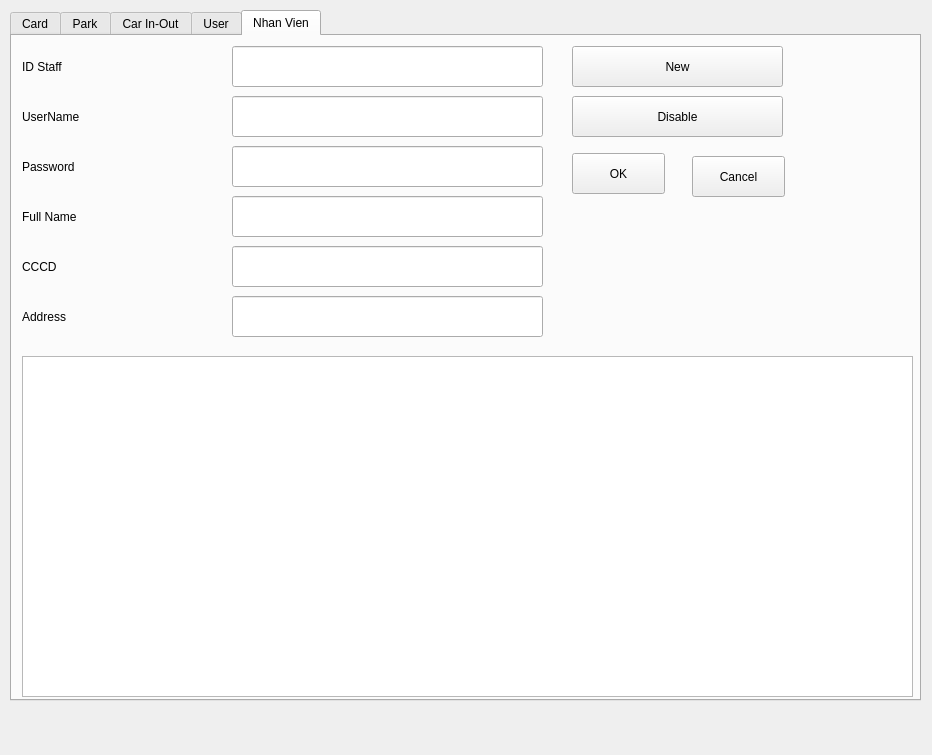
vince0119/Project-Deskstop, file Table.ui: the form before one commit.
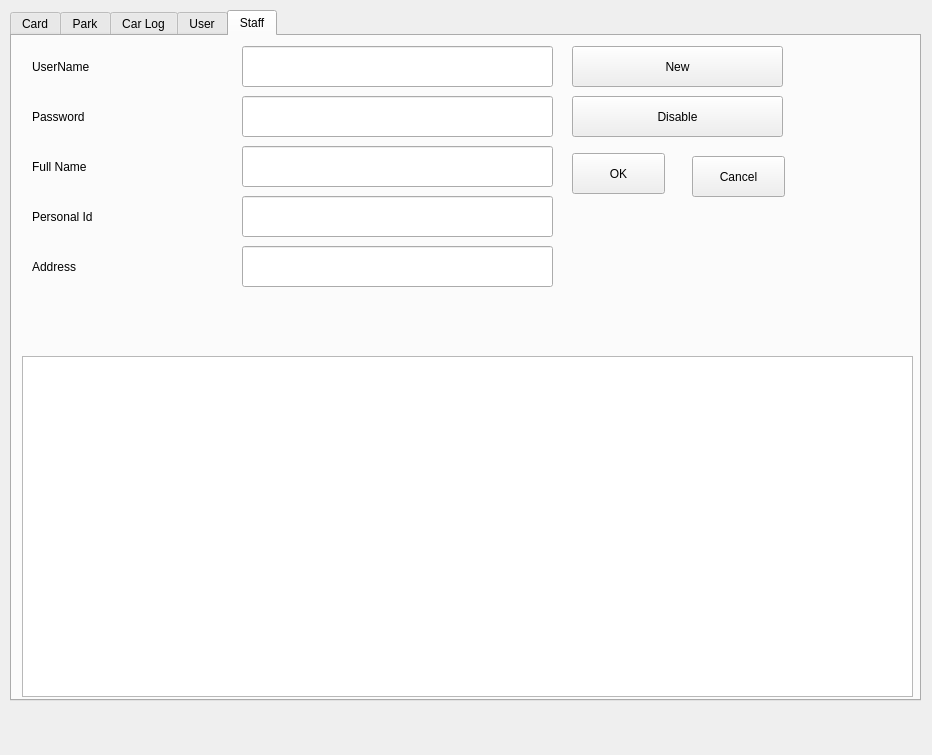
The form after the commit.

The edit to the form file:
```diff
--- a/Table.ui
+++ b/Table.ui
@@ -361,7 +361,7 @@
     </widget>
     <widget class="QWidget" name="tab">
      <attribute name="title">
-      <string>Car In-Out</string>
+      <string>Car Log</string>
      </attribute>
      <widget class="QLineEdit" name="txtLiscense">
       <property name="geometry">
@@ -751,13 +751,13 @@
     </widget>
     <widget class="QWidget" name="tab_5">
      <attribute name="title">
-      <string>Nhan Vien</string>
+      <string>Staff</string>
      </attribute>
      <widget class="QLineEdit" name="txtUserName">
       <property name="geometry">
        <rect>
-        <x>220</x>
-        <y>60</y>
+        <x>230</x>
+        <y>10</y>
         <width>311</width>
         <height>41</height>
        </rect>
@@ -775,21 +775,8 @@
      <widget class="QLabel" name="lblID_6">
       <property name="geometry">
        <rect>
-        <x>10</x>
-        <y>10</y>
-        <width>201</width>
-        <height>41</height>
-       </rect>
-      </property>
-      <property name="text">
-       <string>ID Staff</string>
-      </property>
-     </widget>
-     <widget class="QLabel" name="lblIDCar_6">
-      <property name="geometry">
-       <rect>
-        <x>10</x>
-        <y>110</y>
+        <x>20</x>
+        <y>60</y>
         <width>201</width>
         <height>41</height>
        </rect>
@@ -801,8 +788,8 @@
      <widget class="QLabel" name="lblActive_6">
       <property name="geometry">
        <rect>
-        <x>10</x>
-        <y>160</y>
+        <x>20</x>
+        <y>110</y>
         <width>201</width>
         <height>41</height>
        </rect>
@@ -837,8 +824,8 @@
      <widget class="QLineEdit" name="txtPassword">
       <property name="geometry">
        <rect>
-        <x>220</x>
-        <y>110</y>
+        <x>230</x>
+        <y>60</y>
         <width>311</width>
         <height>41</height>
        </rect>
@@ -856,8 +843,8 @@
      <widget class="QLabel" name="lblKhu_6">
       <property name="geometry">
        <rect>
-        <x>10</x>
-        <y>60</y>
+        <x>20</x>
+        <y>10</y>
         <width>201</width>
         <height>41</height>
        </rect>
@@ -869,8 +856,8 @@
      <widget class="QLineEdit" name="txtFullName">
       <property name="geometry">
        <rect>
-        <x>220</x>
-        <y>160</y>
+        <x>230</x>
+        <y>110</y>
         <width>311</width>
         <height>41</height>
        </rect>
@@ -898,43 +885,24 @@
        <string>New</string>
       </property>
      </widget>
-     <widget class="QLineEdit" name="txtIDNV">
+     <widget class="QLabel" name="lblStaffPersonalId">
       <property name="geometry">
        <rect>
-        <x>220</x>
-        <y>10</y>
-        <width>311</width>
-        <height>41</height>
-       </rect>
-      </property>
-      <property name="font">
-       <font>
-        <family>Times New Roman</family>
-        <pointsize>14</pointsize>
-       </font>
-      </property>
-      <property name="readOnly">
-       <bool>true</bool>
-      </property>
-     </widget>
-     <widget class="QLabel" name="lblTelefon_3">
-      <property name="geometry">
-       <rect>
-        <x>10</x>
-        <y>210</y>
+        <x>20</x>
+        <y>160</y>
         <width>201</width>
         <height>41</height>
        </rect>
       </property>
       <property name="text">
-       <string>CCCD</string>
+       <string>Personal Id</string>
       </property>
      </widget>
      <widget class="QLabel" name="lblEmail_3">
       <property name="geometry">
        <rect>
-        <x>10</x>
-        <y>260</y>
+        <x>20</x>
+        <y>210</y>
         <width>201</width>
         <height>41</height>
        </rect>
@@ -946,7 +914,20 @@
      <widget class="QLineEdit" name="txtCCCDNV">
       <property name="geometry">
        <rect>
-        <x>220</x>
+        <x>230</x>
+        <y>160</y>
+        <width>311</width>
+        <height>41</height>
+       </rect>
+      </property>
+      <property name="readOnly">
+       <bool>true</bool>
+      </property>
+     </widget>
+     <widget class="QLineEdit" name="txtStaffAddress">
+      <property name="geometry">
+       <rect>
+        <x>230</x>
         <y>210</y>
         <width>311</width>
         <height>41</height>
@@ -956,20 +937,7 @@
        <bool>true</bool>
       </property>
      </widget>
-     <widget class="QLineEdit" name="txtAddressNV">
-      <property name="geometry">
-       <rect>
-        <x>220</x>
-        <y>260</y>
-        <width>311</width>
-        <height>41</height>
-       </rect>
-      </property>
-      <property name="readOnly">
-       <bool>true</bool>
-      </property>
-     </widget>
-     <widget class="QPushButton" name="OkCardButton_5">
+     <widget class="QPushButton" name="btnStaffOK">
       <property name="geometry">
        <rect>
         <x>560</x>
```
Left out of the diff: 273 changed lines with no effect on the pictures.
